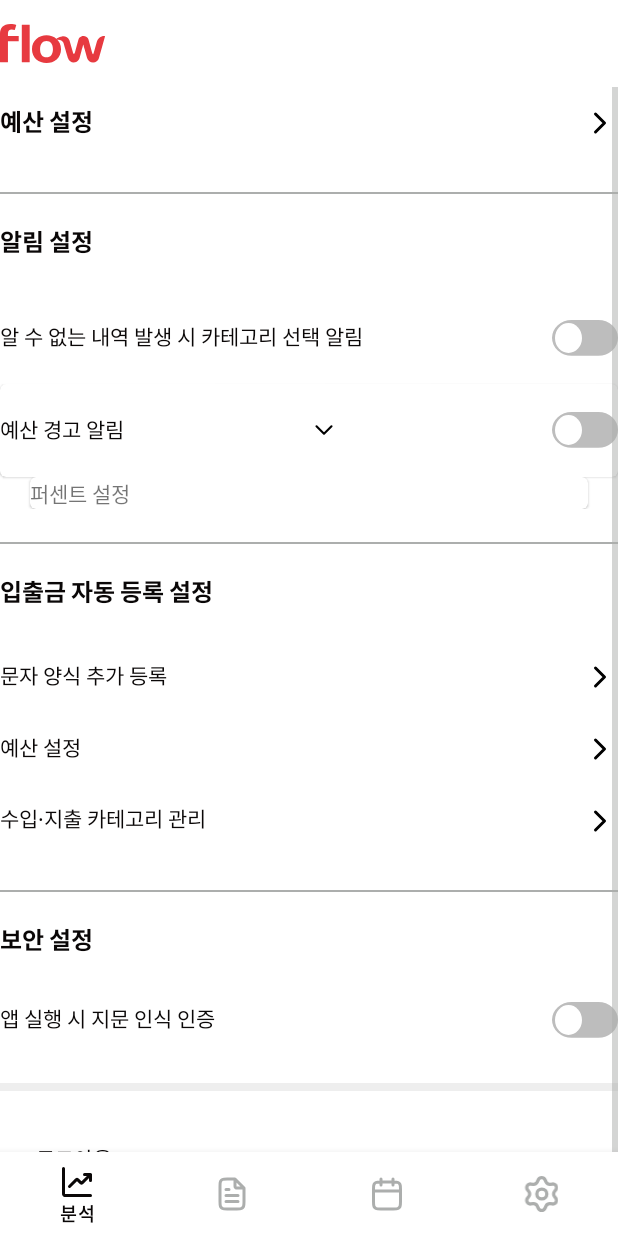
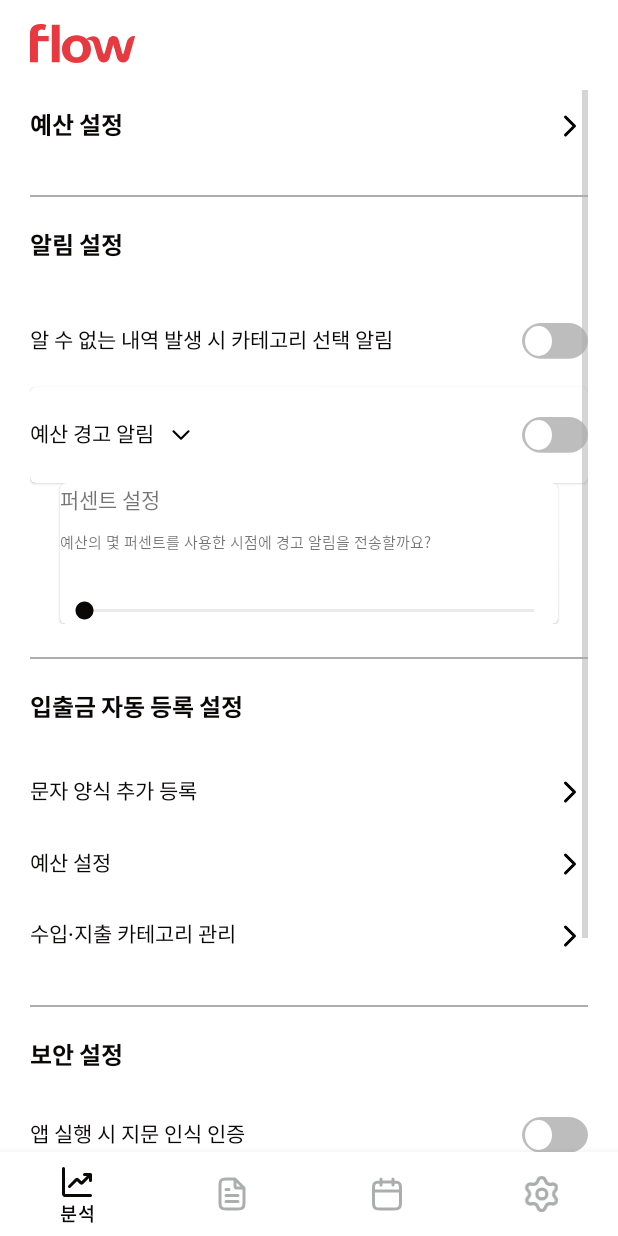
Before and after one commit to milijung/Flow-Android, an Android app: the fragment SettingFragment placed in its activity, on a phone screen of 412 x 824 dp. Run offline under Robolectric (Android 15) with nearby library versions, the phone set to English and light mode, and no system bars.

Commit message:
feat: 설정 레이아웃

```diff
--- a/client/app/src/main/java/com/example/client/SettingBankAppChoiceActivity.kt
+++ b/client/app/src/main/java/com/example/client/ui/setting/SettingBankAppChoiceActivity.kt
@@ -1,7 +1,8 @@
-package com.example.client
+package com.example.client.ui.setting
 
 import androidx.appcompat.app.AppCompatActivity
 import android.os.Bundle
+import com.example.client.R
 import com.example.client.databinding.ActivitySettingBankAppChoiceBinding
 import com.example.client.databinding.ActivitySettingLetterAddInputBinding
 
--- a/client/app/src/main/java/com/example/client/SettingLetterAddInputActivity.kt
+++ b/client/app/src/main/java/com/example/client/ui/setting/SettingLetterAddInputActivity.kt
@@ -1,4 +1,4 @@
-package com.example.client
+package com.example.client.ui.setting
 
 import android.graphics.Color
 import androidx.appcompat.app.AppCompatActivity
@@ -10,7 +10,7 @@ import com.example.client.databinding.ActivitySettingLetterAddInputBinding
 
 class SettingLetterAddInputActivity : AppCompatActivity() {
 
-    lateinit var binding : ActivitySettingLetterAddInputBinding
+    private lateinit var binding : ActivitySettingLetterAddInputBinding
 
     override fun onCreate(savedInstanceState: Bundle?) {
         super.onCreate(savedInstanceState)
--- /dev/null
+++ b/client/app/src/main/res/drawable/choose_btn.xml
@@ -0,0 +1,5 @@
+<?xml version="1.0" encoding="utf-8"?>
+<shape xmlns:android="http://schemas.android.com/apk/res/android">
+    <solid android:color="@color/red"/>
+    <corners android:radius="4dp"/>
+</shape>
--- a/client/app/src/main/res/layout/activity_setting_bank_app_choice.xml
+++ b/client/app/src/main/res/layout/activity_setting_bank_app_choice.xml
@@ -4,7 +4,7 @@
     xmlns:tools="http://schemas.android.com/tools"
     android:layout_width="match_parent"
     android:layout_height="match_parent"
-    tools:context=".SettingBankAppChoiceActivity">
+    tools:context=".ui.setting.SettingBankAppChoiceActivity">
 
 
     <LinearLayout
--- a/client/app/src/main/res/layout/activity_setting_letter_add_input.xml
+++ b/client/app/src/main/res/layout/activity_setting_letter_add_input.xml
@@ -4,7 +4,7 @@
     xmlns:tools="http://schemas.android.com/tools"
     android:layout_width="match_parent"
     android:layout_height="match_parent"
-    tools:context=".SettingLetterAddInputActivity">
+    tools:context=".ui.setting.SettingLetterAddInputActivity">
 
     <LinearLayout
         android:id="@+id/header"
--- a/client/app/src/main/res/layout/activity_setting_letter_add_registraion.xml
+++ b/client/app/src/main/res/layout/activity_setting_letter_add_registraion.xml
@@ -5,7 +5,7 @@
     xmlns:tools="http://schemas.android.com/tools"
     android:layout_width="match_parent"
     android:layout_height="match_parent"
-    tools:context=".SettingLetterAddRegistraionActivity"
+    tools:context=".ui.setting.SettingLetterAddRegistraionActivity"
     android:orientation="vertical">
 
     <LinearLayout
--- a/client/app/src/main/res/layout/fragment_setting.xml
+++ b/client/app/src/main/res/layout/fragment_setting.xml
@@ -2,10 +2,11 @@
 <androidx.constraintlayout.widget.ConstraintLayout xmlns:android="http://schemas.android.com/apk/res/android"
     xmlns:tools="http://schemas.android.com/tools"
     android:layout_width="match_parent"
-    android:layout_height="match_parent"
+    android:layout_height="wrap_content"
     xmlns:app="http://schemas.android.com/apk/res-auto"
     tools:context=".ui.navigation.SettingFragment"
-    android:layout_marginHorizontal="20dp">
+    android:paddingHorizontal="20dp"
+    android:animateLayoutChanges="true">
 
     <ImageView
         android:id="@+id/header"
@@ -18,9 +19,10 @@
 
         <ScrollView
             android:layout_width="match_parent"
-            android:layout_height="wrap_content"
-            android:layout_marginTop="16dp"
+            android:layout_height="match_parent"
             app:layout_constraintTop_toBottomOf="@id/header"
+            app:layout_constraintBottom_toBottomOf="parent"
+            android:layout_marginTop="60dp"
             >
 
             <androidx.constraintlayout.widget.ConstraintLayout
@@ -108,29 +110,27 @@
                         android:layout_width="match_parent"
                         android:layout_height="wrap_content"
                         app:layout_constraintTop_toBottomOf="@id/unknownNotification_txt"
-                        tools:layout_editor_absoluteX="-184dp">
+                        app:layout_constraintStart_toStartOf="parent"
+                        app:layout_constraintEnd_toEndOf="parent"
+                        android:stateListAnimator="@null">
 
-                        <TextView
-                            android:id="@+id/budgetWarniningNotificaton_txt"
+                        <androidx.appcompat.widget.AppCompatButton
+                            android:id="@+id/budgetWarniningNotificatonBtn"
                             android:layout_width="wrap_content"
                             android:layout_height="wrap_content"
                             android:fontFamily="@font/spoqahansansneo_regular"
                             android:paddingVertical="22dp"
                             android:text="예산 경고 알림"
                             android:textColor="@color/black"
+                            android:drawableEnd="@drawable/ic_down"
+                            android:background="@null"
+                            android:drawablePadding="8dp"
+                            android:textAlignment="textStart"
+                            android:stateListAnimator="@null"
                             app:layout_constraintEnd_toStartOf="@id/down_btn"
                             app:layout_constraintStart_toStartOf="@id/unknownNotification_txt"
                             app:layout_constraintTop_toBottomOf="@id/unknownNotification_txt" />
 
-                        <androidx.appcompat.widget.AppCompatImageButton
-                            android:id="@+id/down_btn"
-                            android:layout_width="wrap_content"
-                            android:layout_height="wrap_content"
-                            android:layout_gravity="center|center_horizontal"
-                            android:layout_marginStart="10dp"
-                            android:background="@drawable/ic_down"
-                            app:layout_constraintBottom_toBottomOf="@id/budgetWarniningNotificaton_txt"
-                            app:layout_constraintTop_toTopOf="@id/budgetWarniningNotificaton_txt" />
 
                         <Switch
                             android:id="@+id/switch2"
@@ -139,9 +139,9 @@
                             android:layout_gravity="right|center"
                             android:thumb="@drawable/ic_thumb"
                             android:track="@drawable/switchstyle"
-                            app:layout_constraintBottom_toBottomOf="@id/budgetWarniningNotificaton_txt"
+                            app:layout_constraintBottom_toBottomOf="@id/budgetWarniningNotificatonBtn"
                             app:layout_constraintEnd_toEndOf="parent"
-                            app:layout_constraintTop_toTopOf="@id/budgetWarniningNotificaton_txt" />
+                            app:layout_constraintTop_toTopOf="@id/budgetWarniningNotificatonBtn" />
 
                     </com.google.android.material.card.MaterialCardView>
 
@@ -154,11 +154,48 @@
                         app:layout_constraintEnd_toEndOf="parent"
                         app:layout_constraintTop_toBottomOf="@id/budgetWarningNotification">
 
-                        <TextView
+                        <LinearLayout
                             android:layout_width="match_parent"
                             android:layout_height="wrap_content"
-                            android:text="퍼센트 설정"
-                            android:layout_gravity="center_vertical"/>
+                            android:orientation="vertical"
+                            android:stateListAnimator="@null">
+
+                            <TextView
+                                android:id="@+id/percentageSetting"
+                                android:layout_width="match_parent"
+                                android:layout_height="wrap_content"
+                                android:text="퍼센트 설정"
+                                android:layout_gravity="center_vertical"/>
+
+                            <TextView
+                                android:id="@+id/question"
+                                android:layout_width="wrap_content"
+                                android:layout_height="wrap_content"
+                                android:text="예산의 몇 퍼센트를 사용한 시점에 경고 알림을 전송할까요?"
+                                android:layout_gravity="center_vertical"
+                                android:textSize="10sp"
+                                android:paddingVertical="10dp"
+                                />
+
+                            <TextView
+                                android:id="@+id/userProgress"
+                                android:layout_width="wrap_content"
+                                android:layout_height="wrap_content"
+                                />
+
+                            <androidx.appcompat.widget.AppCompatSeekBar
+                                android:id="@+id/seekBar"
+                                android:layout_width="match_parent"
+                                android:layout_height="wrap_content"
+                                android:max="100"
+                                android:progress="0"
+                                android:thumbTint="@color/black"
+                                android:progressBackgroundTint="@color/gray"
+                                android:progressTint="@color/black"/>
+
+                        </LinearLayout>
+
+
 
 
 
@@ -328,13 +365,13 @@
                         app:layout_constraintStart_toStartOf="parent"
                         app:layout_constraintTop_toTopOf="parent"
                         android:stateListAnimator="@null"
+                        android:textAlignment="textStart"
                         />
 
                     <View
                         android:id="@+id/line4"
-                        android:layout_width="48dp"
+                        android:layout_width="50dp"
                         android:layout_height="2px"
-                        android:layout_marginStart="20dp"
                         app:layout_constraintTop_toBottomOf="@id/logout_btn"
                         app:layout_constraintStart_toStartOf="@id/logout_btn"
                         android:background="@color/gray"/>
@@ -351,13 +388,13 @@
                         app:layout_constraintStart_toStartOf="parent"
                         app:layout_constraintTop_toBottomOf="@id/line4"
                         android:stateListAnimator="@null"
+                        android:textAlignment="textStart"
                         />
 
                     <View
                         android:id="@+id/line5"
-                        android:layout_width="70dp"
+                        android:layout_width="110dp"
                         android:layout_height="2px"
-                        android:layout_marginStart="20dp"
                         app:layout_constraintTop_toBottomOf="@id/initData_btn"
                         app:layout_constraintStart_toStartOf="@id/initData_btn"
                         android:background="@color/gray"/>
```
Also changed, not shown: client/app/src/main/AndroidManifest.xml (+4 -4 lines), client/app/src/main/java/com/example/client/ui/navigation/SettingFragment.kt (+46 -2 lines), client/app/src/main/java/com/example/client/ui/setting/SettingBudgetSettingActivity.kt (renamed from client/app/src/main/java/com/example/client/SettingBudgetSettingActivity.kt, +32 -4 lines), client/app/src/main/java/com/example/client/ui/setting/SettingLetterAddRegistraionActivity.kt (renamed from client/app/src/main/java/com/example/client/SettingLetterAddRegistraionActivity.kt, +9 -1 lines), client/app/src/main/res/drawable/seekbar.xml (added, +10 -0 lines), client/app/src/main/res/layout/activity_setting_budget_setting.xml (+12 -14 lines), client/app/src/main/res/layout/dialog_budget_startday.xml (added, +55 -0 lines).
